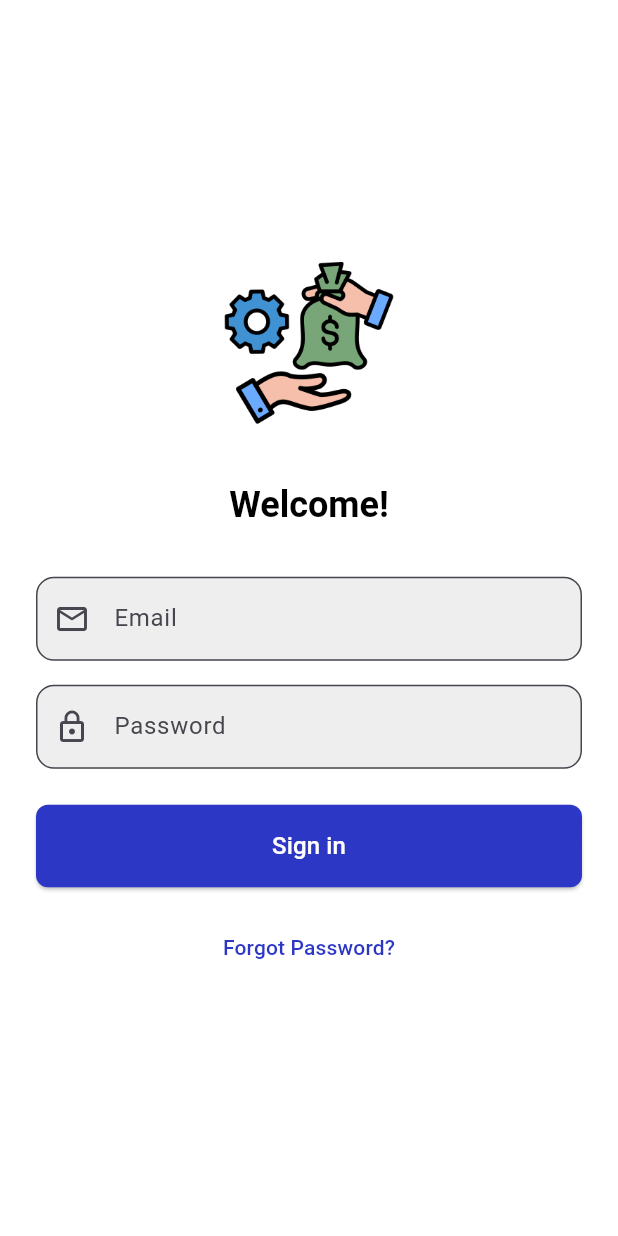
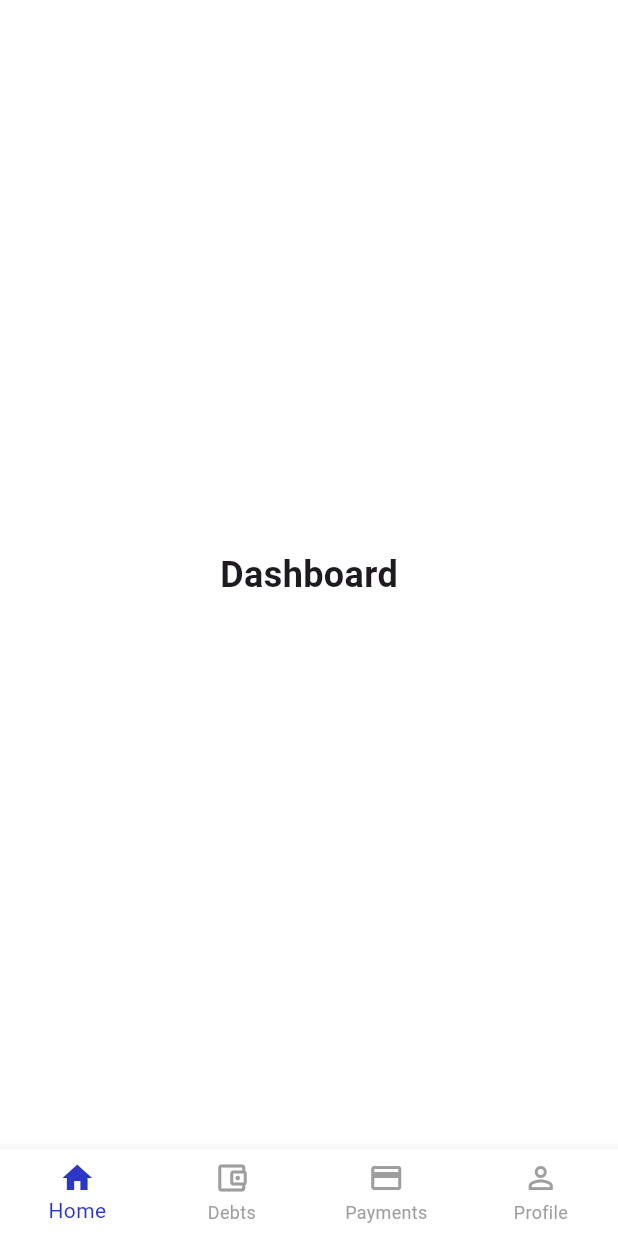
Before and after one commit to djag07907/debt_manager, a Flutter app: the screen it shows after launch, after a tap on "Sign in", on a phone screen of 412 x 824 dp. Run offline on Flutter 3.47's test engine with Material 3 defaults, Android fonts, the phone set to English and light mode, and no system bars.

Commit message:
basic structure for debt management UI

```diff
--- /dev/null
+++ b/lib/dashboard/dashboard_screen.dart
@@ -0,0 +1,11 @@
+import 'package:debt_manager/dashboard/widget/dashboard_body.dart';
+import 'package:flutter/material.dart';
+
+class DashboardScreen extends StatelessWidget {
+  const DashboardScreen({super.key});
+
+  @override
+  Widget build(BuildContext context) {
+    return DashboardBody();
+  }
+}
--- /dev/null
+++ b/lib/dashboard/widget/dashboard_body.dart
@@ -0,0 +1,15 @@
+import 'package:flutter/material.dart';
+
+class DashboardBody extends StatelessWidget {
+  const DashboardBody({super.key});
+
+  @override
+  Widget build(BuildContext context) {
+    return const Center(
+      child: Text(
+        'Dashboard',
+        style: TextStyle(fontSize: 24, fontWeight: FontWeight.bold),
+      ),
+    );
+  }
+}
--- /dev/null
+++ b/lib/home/home_screen.dart
@@ -0,0 +1,11 @@
+import 'package:debt_manager/home/widget/home_body.dart';
+import 'package:flutter/material.dart';
+
+class HomeScreen extends StatelessWidget {
+  const HomeScreen({super.key});
+
+  @override
+  Widget build(BuildContext context) {
+    return HomeBody();
+  }
+}
--- /dev/null
+++ b/lib/home/widget/home_body.dart
@@ -0,0 +1,66 @@
+import 'package:debt_manager/dashboard/dashboard_screen.dart';
+import 'package:debt_manager/debts/debts_screen.dart';
+import 'package:debt_manager/payments/payments_screen.dart';
+import 'package:debt_manager/profile/profile_screen.dart';
+import 'package:flutter/material.dart';
+
+class HomeBody extends StatefulWidget {
+  const HomeBody({super.key});
+
+  @override
+  State<HomeBody> createState() => _HomeBodyState();
+}
+
+class _HomeBodyState extends State<HomeBody> {
+  int _selectedIndex = 0;
+
+  final List<Widget> _screens = [
+    const DashboardScreen(),
+    const DebtsScreen(),
+    const PaymentsScreen(),
+    const ProfileScreen(),
+  ];
+
+  void _onItemTapped(int index) {
+    setState(() {
+      _selectedIndex = index;
+    });
+  }
+
+  @override
+  Widget build(BuildContext context) {
+    return Scaffold(
+      body: _screens[_selectedIndex],
+      bottomNavigationBar: BottomNavigationBar(
+        currentIndex: _selectedIndex,
+        onTap: _onItemTapped,
+        type: BottomNavigationBarType.fixed,
+        backgroundColor: Colors.white,
+        selectedItemColor: const Color(0xFF2C37C6),
+        unselectedItemColor: Colors.grey,
+        items: const [
+          BottomNavigationBarItem(
+            icon: Icon(Icons.home_outlined),
+            activeIcon: Icon(Icons.home),
+            label: 'Home',
+          ),
+          BottomNavigationBarItem(
+            icon: Icon(Icons.account_balance_wallet_outlined),
+            activeIcon: Icon(Icons.account_balance_wallet),
+            label: 'Debts',
+          ),
+          BottomNavigationBarItem(
+            icon: Icon(Icons.payment_outlined),
+            activeIcon: Icon(Icons.payment),
+            label: 'Payments',
+          ),
+          BottomNavigationBarItem(
+            icon: Icon(Icons.person_outline),
+            activeIcon: Icon(Icons.person),
+            label: 'Profile',
+          ),
+        ],
+      ),
+    );
+  }
+}
--- a/lib/login/widget/login_body.dart
+++ b/lib/login/widget/login_body.dart
@@ -1,3 +1,4 @@
+import 'package:debt_manager/home/home_screen.dart';
 import 'package:flutter/material.dart';
 
 class LoginBody extends StatefulWidget {
@@ -133,11 +134,11 @@ class _LoginBodyState extends State<LoginBody> {
   }
 
   void _handleSignIn() async {
-    // Navigator.pushReplacement(
-    //   context,
-    //   MaterialPageRoute(
-    //     builder: (context) => const HomeScreen(),
-    //   ),
-    // );
+    Navigator.pushReplacement(
+      context,
+      MaterialPageRoute(
+        builder: (context) => const HomeScreen(),
+      ),
+    );
   }
 }
--- a/pubspec.yaml
+++ b/pubspec.yaml
@@ -59,6 +59,7 @@ flutter:
   # To add assets to your application, add an assets section, like this:
   assets:
     - assets/images/debt_management.png
+    - assets/images/user.png
   #   - images/a_dot_ham.jpeg
 
   # An image asset can refer to one or more resolution-specific "variants", see
```
Also changed, not shown: lib/debts/debts_screen.dart (added, +11 -0 lines), lib/debts/widget/debts_body.dart (added, +79 -0 lines), lib/payments/payments_screen.dart (added, +11 -0 lines), lib/payments/widget/payments_body.dart (added, +91 -0 lines), lib/profile/profile_screen.dart (added, +11 -0 lines), lib/profile/widget/profile_body.dart (added, +83 -0 lines), assets/images/user.png (added).
